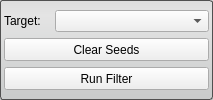
Old version of the form src/Interface/ToolInterface/FillHolesFilterInterface.ui in the repository SCIInstitute/Seg3D.
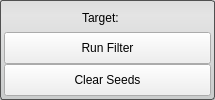
New version of the form.

Diff of the .ui file:
```diff
--- a/src/Interface/ToolInterface/FillHolesFilterInterface.ui
+++ b/src/Interface/ToolInterface/FillHolesFilterInterface.ui
@@ -6,7 +6,7 @@
    <rect>
     <x>0</x>
     <y>0</y>
-    <width>213</width>
+    <width>215</width>
     <height>100</height>
    </rect>
   </property>
@@ -25,7 +25,7 @@
   <property name="maximumSize">
    <size>
     <width>16777215</width>
-    <height>100</height>
+    <height>16777215</height>
    </size>
   </property>
   <property name="windowTitle">
@@ -46,77 +46,115 @@
     <number>4</number>
    </property>
    <item>
-    <layout class="QHBoxLayout" name="activeHLayout" stretch="1,3">
+    <layout class="QHBoxLayout" name="activeHLayout" stretch="1">
      <property name="spacing">
       <number>0</number>
      </property>
      <item>
       <widget class="QLabel" name="activeLabel">
        <property name="sizePolicy">
-        <sizepolicy hsizetype="Expanding" vsizetype="Preferred">
+        <sizepolicy hsizetype="Fixed" vsizetype="Preferred">
          <horstretch>0</horstretch>
          <verstretch>0</verstretch>
         </sizepolicy>
        </property>
+       <property name="minimumSize">
+        <size>
+         <width>50</width>
+         <height>0</height>
+        </size>
+       </property>
        <property name="text">
         <string>Target:</string>
        </property>
       </widget>
      </item>
-     <item>
-      <widget class="QComboBox" name="targetComboBox">
-       <property name="sizePolicy">
-        <sizepolicy hsizetype="Expanding" vsizetype="Fixed">
-         <horstretch>0</horstretch>
-         <verstretch>0</verstretch>
-        </sizepolicy>
-       </property>
-       <property name="sizeAdjustPolicy">
-        <enum>QComboBox::AdjustToMinimumContentsLength</enum>
-       </property>
-       <property name="minimumContentsLength">
-        <number>12</number>
-       </property>
-      </widget>
-     </item>
     </layout>
    </item>
    <item>
-    <widget class="QPushButton" name="clearSeedsButton">
-     <property name="sizePolicy">
-      <sizepolicy hsizetype="Expanding" vsizetype="Fixed">
-       <horstretch>0</horstretch>
-       <verstretch>0</verstretch>
-      </sizepolicy>
-     </property>
-     <property name="maximumSize">
+    <widget class="QWidget" name="widget" native="true">
+     <property name="minimumSize">
       <size>
-       <width>16777215</width>
-       <height>23</height>
+       <width>0</width>
+       <height>32</height>
       </size>
      </property>
-     <property name="text">
-      <string>Clear Seeds</string>
-     </property>
+     <layout class="QHBoxLayout" name="horizontalLayout">
+      <property name="spacing">
+       <number>0</number>
+      </property>
+      <property name="margin">
+       <number>0</number>
+      </property>
+      <item>
+       <widget class="QPushButton" name="runButton">
+        <property name="sizePolicy">
+         <sizepolicy hsizetype="Expanding" vsizetype="Fixed">
+          <horstretch>0</horstretch>
+          <verstretch>0</verstretch>
+         </sizepolicy>
+        </property>
+        <property name="minimumSize">
+         <size>
+          <width>0</width>
+          <height>32</height>
+         </size>
+        </property>
+        <property name="maximumSize">
+         <size>
+          <width>16777215</width>
+          <height>32</height>
+         </size>
+        </property>
+        <property name="text">
+         <string>Run Filter</string>
+        </property>
+       </widget>
+      </item>
+     </layout>
     </widget>
    </item>
    <item>
-    <widget class="QPushButton" name="runButton">
-     <property name="sizePolicy">
-      <sizepolicy hsizetype="Expanding" vsizetype="Fixed">
-       <horstretch>0</horstretch>
-       <verstretch>0</verstretch>
-      </sizepolicy>
-     </property>
-     <property name="maximumSize">
+    <widget class="QWidget" name="widget_2" native="true">
+     <property name="minimumSize">
       <size>
-       <width>16777215</width>
-       <height>23</height>
+       <width>0</width>
+       <height>32</height>
       </size>
      </property>
-     <property name="text">
-      <string>Run Filter</string>
-     </property>
+     <layout class="QHBoxLayout" name="horizontalLayout_2">
+      <property name="spacing">
+       <number>0</number>
+      </property>
+      <property name="margin">
+       <number>0</number>
+      </property>
+      <item>
+       <widget class="QPushButton" name="clearSeedsButton">
+        <property name="sizePolicy">
+         <sizepolicy hsizetype="Expanding" vsizetype="Fixed">
+          <horstretch>0</horstretch>
+          <verstretch>0</verstretch>
+         </sizepolicy>
+        </property>
+        <property name="minimumSize">
+         <size>
+          <width>0</width>
+          <height>32</height>
+         </size>
+        </property>
+        <property name="maximumSize">
+         <size>
+          <width>16777215</width>
+          <height>32</height>
+         </size>
+        </property>
+        <property name="text">
+         <string>Clear Seeds</string>
+        </property>
+       </widget>
+      </item>
+     </layout>
     </widget>
    </item>
   </layout>
```
